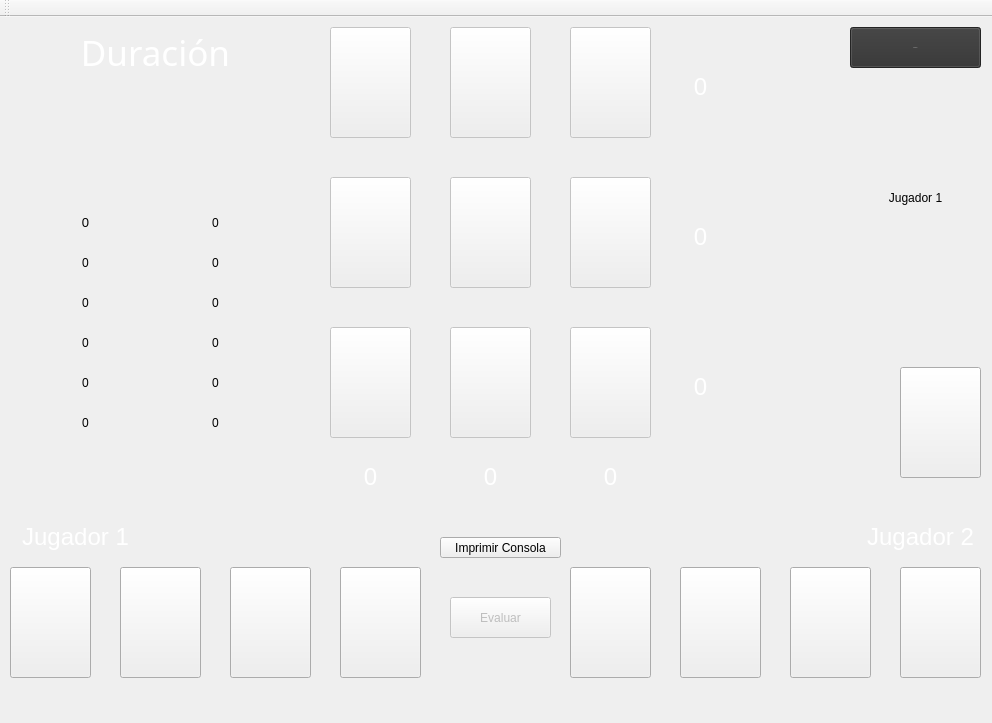
Before: the Qt Designer form JuegoDracula/juego.ui in RARUTO21/ED2016Dracula, drawn with Qt 5.
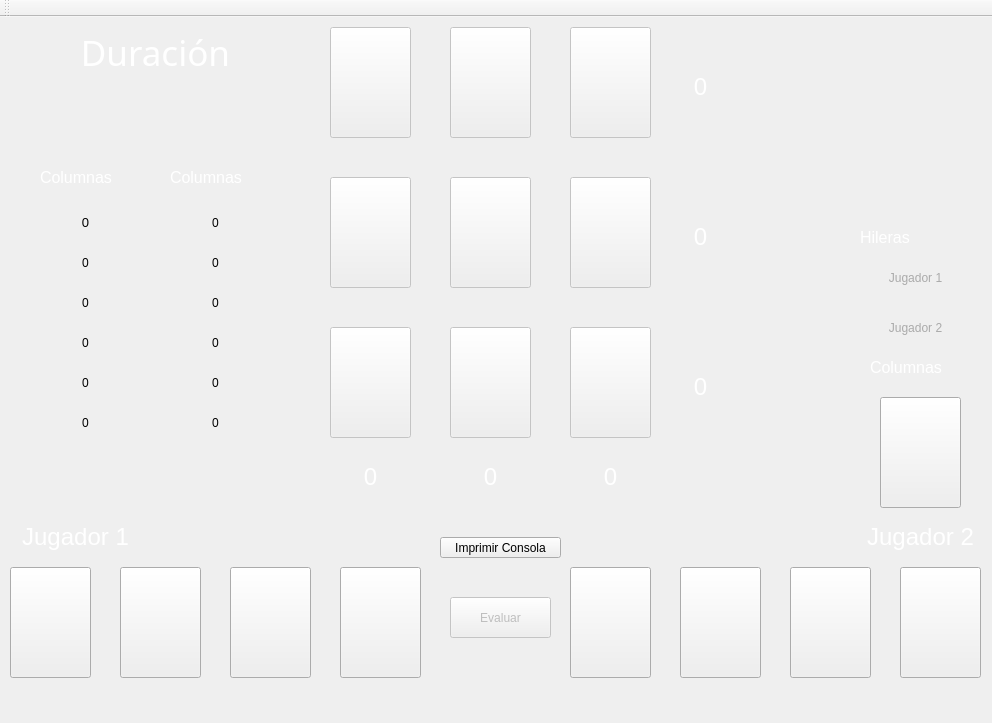
After: the same form once the commit is applied. Icons and pictures are not drawn.

Diff of the .ui file:
```diff
--- a/JuegoDracula/juego.ui
+++ b/JuegoDracula/juego.ui
@@ -298,10 +298,13 @@
     </property>
    </widget>
    <widget class="QPushButton" name="btnMazo">
+    <property name="enabled">
+     <bool>true</bool>
+    </property>
     <property name="geometry">
      <rect>
-      <x>900</x>
-      <y>350</y>
+      <x>880</x>
+      <y>380</y>
       <width>81</width>
       <height>111</height>
      </rect>
@@ -494,209 +497,6 @@
      <bool>false</bool>
     </property>
    </widget>
-   <widget class="QPushButton" name="pushButton">
-    <property name="geometry">
-     <rect>
-      <x>850</x>
-      <y>10</y>
-      <width>131</width>
-      <height>41</height>
-     </rect>
-    </property>
-    <property name="palette">
-     <palette>
-      <active>
-       <colorrole role="WindowText">
-        <brush brushstyle="SolidPattern">
-         <color alpha="255">
-          <red>177</red>
-          <green>177</green>
-          <blue>177</blue>
-         </color>
-        </brush>
-       </colorrole>
-       <colorrole role="Button">
-        <brush brushstyle="SolidPattern">
-         <color alpha="255">
-          <red>50</red>
-          <green>50</green>
-          <blue>50</blue>
-         </color>
-        </brush>
-       </colorrole>
-       <colorrole role="Text">
-        <brush brushstyle="SolidPattern">
-         <color alpha="255">
-          <red>177</red>
-          <green>177</green>
-          <blue>177</blue>
-         </color>
-        </brush>
-       </colorrole>
-       <colorrole role="ButtonText">
-        <brush brushstyle="SolidPattern">
-         <color alpha="255">
-          <red>177</red>
-          <green>177</green>
-          <blue>177</blue>
-         </color>
-        </brush>
-       </colorrole>
-       <colorrole role="Base">
-        <brush brushstyle="SolidPattern">
-         <color alpha="255">
-          <red>50</red>
-          <green>50</green>
-          <blue>50</blue>
-         </color>
-        </brush>
-       </colorrole>
-       <colorrole role="Window">
-        <brush brushstyle="SolidPattern">
-         <color alpha="255">
-          <red>50</red>
-          <green>50</green>
-          <blue>50</blue>
-         </color>
-        </brush>
-       </colorrole>
-      </active>
-      <inactive>
-       <colorrole role="WindowText">
-        <brush brushstyle="SolidPattern">
-         <color alpha="255">
-          <red>177</red>
-          <green>177</green>
-          <blue>177</blue>
-         </color>
-        </brush>
-       </colorrole>
-       <colorrole role="Button">
-        <brush brushstyle="SolidPattern">
-         <color alpha="255">
-          <red>50</red>
-          <green>50</green>
-          <blue>50</blue>
-         </color>
-        </brush>
-       </colorrole>
-       <colorrole role="Text">
-        <brush brushstyle="SolidPattern">
-         <color alpha="255">
-          <red>177</red>
-          <green>177</green>
-          <blue>177</blue>
-         </color>
-        </brush>
-       </colorrole>
-       <colorrole role="ButtonText">
-        <brush brushstyle="SolidPattern">
-         <color alpha="255">
-          <red>177</red>
-          <green>177</green>
-          <blue>177</blue>
-         </color>
-        </brush>
-       </colorrole>
-       <colorrole role="Base">
-        <brush brushstyle="SolidPattern">
-         <color alpha="255">
-          <red>50</red>
-          <green>50</green>
-          <blue>50</blue>
-         </color>
-        </brush>
-       </colorrole>
-       <colorrole role="Window">
-        <brush brushstyle="SolidPattern">
-         <color alpha="255">
-          <red>50</red>
-          <green>50</green>
-          <blue>50</blue>
-         </color>
-        </brush>
-       </colorrole>
-      </inactive>
-      <disabled>
-       <colorrole role="WindowText">
-        <brush brushstyle="SolidPattern">
-         <color alpha="255">
-          <red>64</red>
-          <green>64</green>
-          <blue>64</blue>
-         </color>
-        </brush>
-       </colorrole>
-       <colorrole role="Button">
-        <brush brushstyle="SolidPattern">
-         <color alpha="255">
-          <red>50</red>
-          <green>50</green>
-          <blue>50</blue>
-         </color>
-        </brush>
-       </colorrole>
-       <colorrole role="Text">
-        <brush brushstyle="SolidPattern">
-         <color alpha="255">
-          <red>64</red>
-          <green>64</green>
-          <blue>64</blue>
-         </color>
-        </brush>
-       </colorrole>
-       <colorrole role="ButtonText">
-        <brush brushstyle="SolidPattern">
-         <color alpha="255">
-          <red>64</red>
-          <green>64</green>
-          <blue>64</blue>
-         </color>
-        </brush>
-       </colorrole>
-       <colorrole role="Base">
-        <brush brushstyle="SolidPattern">
-         <color alpha="255">
-          <red>50</red>
-          <green>50</green>
-          <blue>50</blue>
-         </color>
-        </brush>
-       </colorrole>
-       <colorrole role="Window">
-        <brush brushstyle="SolidPattern">
-         <color alpha="255">
-          <red>50</red>
-          <green>50</green>
-          <blue>50</blue>
-         </color>
-        </brush>
-       </colorrole>
-      </disabled>
-     </palette>
-    </property>
-    <property name="font">
-     <font>
-      <pointsize>-1</pointsize>
-     </font>
-    </property>
-    <property name="autoFillBackground">
-     <bool>false</bool>
-    </property>
-    <property name="text">
-     <string>Deshacer</string>
-    </property>
-    <property name="icon">
-     <iconset resource="images.qrc">
-      <normaloff>:/other/cards/undo.png</normaloff>:/other/cards/undo.png</iconset>
-    </property>
-    <property name="iconSize">
-     <size>
-      <width>20</width>
-      <height>50</height>
-     </size>
-    </property>
-   </widget>
    <widget class="QPushButton" name="btnCarta4Jugador2">
     <property name="geometry">
      <rect>
@@ -1355,14 +1155,189 @@
     <property name="geometry">
      <rect>
       <x>870</x>
-      <y>160</y>
+      <y>240</y>
       <width>91</width>
       <height>41</height>
      </rect>
     </property>
+    <property name="palette">
+     <palette>
+      <active>
+       <colorrole role="WindowText">
+        <brush brushstyle="SolidPattern">
+         <color alpha="255">
+          <red>170</red>
+          <green>170</green>
+          <blue>170</blue>
+         </color>
+        </brush>
+       </colorrole>
+       <colorrole role="Button">
+        <brush brushstyle="SolidPattern">
+         <color alpha="255">
+          <red>50</red>
+          <green>50</green>
+          <blue>50</blue>
+         </color>
+        </brush>
+       </colorrole>
+       <colorrole role="Text">
+        <brush brushstyle="SolidPattern">
+         <color alpha="255">
+          <red>170</red>
+          <green>170</green>
+          <blue>170</blue>
+         </color>
+        </brush>
+       </colorrole>
+       <colorrole role="ButtonText">
+        <brush brushstyle="SolidPattern">
+         <color alpha="255">
+          <red>170</red>
+          <green>170</green>
+          <blue>170</blue>
+         </color>
+        </brush>
+       </colorrole>
+       <colorrole role="Base">
+        <brush brushstyle="SolidPattern">
+         <color alpha="255">
+          <red>50</red>
+          <green>50</green>
+          <blue>50</blue>
+         </color>
+        </brush>
+       </colorrole>
+       <colorrole role="Window">
+        <brush brushstyle="SolidPattern">
+         <color alpha="255">
+          <red>50</red>
+          <green>50</green>
+          <blue>50</blue>
+         </color>
+        </brush>
+       </colorrole>
+      </active>
+      <inactive>
+       <colorrole role="WindowText">
+        <brush brushstyle="SolidPattern">
+         <color alpha="255">
+          <red>170</red>
+          <green>170</green>
+          <blue>170</blue>
+         </color>
+        </brush>
+       </colorrole>
+       <colorrole role="Button">
+        <brush brushstyle="SolidPattern">
+         <color alpha="255">
+          <red>50</red>
+          <green>50</green>
+          <blue>50</blue>
+         </color>
+        </brush>
+       </colorrole>
+       <colorrole role="Text">
+        <brush brushstyle="SolidPattern">
+         <color alpha="255">
+          <red>170</red>
+          <green>170</green>
+          <blue>170</blue>
+         </color>
+        </brush>
+       </colorrole>
+       <colorrole role="ButtonText">
+        <brush brushstyle="SolidPattern">
+         <color alpha="255">
+          <red>170</red>
+          <green>170</green>
+          <blue>170</blue>
+         </color>
+        </brush>
+       </colorrole>
+       <colorrole role="Base">
+        <brush brushstyle="SolidPattern">
+         <color alpha="255">
+          <red>50</red>
+          <green>50</green>
+          <blue>50</blue>
+         </color>
+        </brush>
+       </colorrole>
+       <colorrole role="Window">
+        <brush brushstyle="SolidPattern">
+         <color alpha="255">
+          <red>50</red>
+          <green>50</green>
+          <blue>50</blue>
+         </color>
+        </brush>
+       </colorrole>
+      </inactive>
+      <disabled>
+       <colorrole role="WindowText">
+        <brush brushstyle="SolidPattern">
+         <color alpha="255">
+          <red>64</red>
+          <green>64</green>
+          <blue>64</blue>
+         </color>
+        </brush>
+       </colorrole>
+       <colorrole role="Button">
+        <brush brushstyle="SolidPattern">
+         <color alpha="255">
+          <red>50</red>
+          <green>50</green>
+          <blue>50</blue>
+         </color>
+        </brush>
+       </colorrole>
+       <colorrole role="Text">
+        <brush brushstyle="SolidPattern">
+         <color alpha="255">
+          <red>64</red>
+          <green>64</green>
+          <blue>64</blue>
+         </color>
+        </brush>
+       </colorrole>
+       <colorrole role="ButtonText">
+        <brush brushstyle="SolidPattern">
+         <color alpha="255">
+          <red>64</red>
+          <green>64</green>
+          <blue>64</blue>
+         </color>
+        </brush>
+       </colorrole>
+       <colorrole role="Base">
+        <brush brushstyle="SolidPattern">
+         <color alpha="255">
+          <red>50</red>
+          <green>50</green>
+          <blue>50</blue>
+         </color>
+        </brush>
+       </colorrole>
+       <colorrole role="Window">
+        <brush brushstyle="SolidPattern">
+         <color alpha="255">
+          <red>50</red>
+          <green>50</green>
+          <blue>50</blue>
+         </color>
+        </brush>
+       </colorrole>
+      </disabled>
+     </palette>
+    </property>
     <property name="frameShape">
      <enum>QFrame::NoFrame</enum>
     </property>
+    <property name="frameShadow">
+     <enum>QFrame::Sunken</enum>
+    </property>
     <property name="text">
      <string>Jugador 1</string>
     </property>
@@ -1380,7 +1355,7 @@
     <property name="geometry">
      <rect>
       <x>870</x>
-      <y>240</y>
+      <y>290</y>
       <width>91</width>
       <height>41</height>
      </rect>
@@ -1563,8 +1538,11 @@
     <property name="frameShape">
      <enum>QFrame::NoFrame</enum>
     </property>
+    <property name="frameShadow">
+     <enum>QFrame::Sunken</enum>
+    </property>
     <property name="text">
-     <string/>
+     <string>Jugador 2</string>
     </property>
     <property name="scaledContents">
      <bool>true</bool>
@@ -1576,6 +1554,97 @@
      <bool>false</bool>
     </property>
    </widget>
+   <widget class="QLabel" name="lblColumnas">
+    <property name="geometry">
+     <rect>
+      <x>40</x>
+      <y>150</y>
+      <width>101</width>
+      <height>21</height>
+     </rect>
+    </property>
+    <property name="font">
+     <font>
+      <pointsize>12</pointsize>
+     </font>
+    </property>
+    <property name="text">
+     <string>&lt;html&gt;&lt;head/&gt;&lt;body&gt;&lt;p&gt;&lt;span style=&quot; color:#ffffff;&quot;&gt;Columnas&lt;/span&gt;&lt;/p&gt;&lt;/body&gt;&lt;/html&gt;</string>
+    </property>
+   </widget>
+   <widget class="QLabel" name="lblHileras">
+    <property name="geometry">
+     <rect>
+      <x>170</x>
+      <y>150</y>
+      <width>101</width>
+      <height>21</height>
+     </rect>
+    </property>
+    <property name="font">
+     <font>
+      <pointsize>12</pointsize>
+     </font>
+    </property>
+    <property name="text">
+     <string>&lt;html&gt;&lt;head/&gt;&lt;body&gt;&lt;p&gt;&lt;span style=&quot; color:#ffffff;&quot;&gt;Columnas&lt;/span&gt;&lt;/p&gt;&lt;/body&gt;&lt;/html&gt;</string>
+    </property>
+   </widget>
+   <widget class="QLabel" name="lblHileras_2">
+    <property name="geometry">
+     <rect>
+      <x>860</x>
+      <y>210</y>
+      <width>101</width>
+      <height>21</height>
+     </rect>
+    </property>
+    <property name="font">
+     <font>
+      <pointsize>12</pointsize>
+     </font>
+    </property>
+    <property name="text">
+     <string>&lt;html&gt;&lt;head/&gt;&lt;body&gt;&lt;p&gt;&lt;span style=&quot; color:#ffffff;&quot;&gt;Hileras&lt;/span&gt;&lt;/p&gt;&lt;/body&gt;&lt;/html&gt;</string>
+    </property>
+   </widget>
+   <widget class="QLabel" name="lblColumnas_2">
+    <property name="geometry">
+     <rect>
+      <x>870</x>
+      <y>340</y>
+      <width>101</width>
+      <height>21</height>
+     </rect>
+    </property>
+    <property name="font">
+     <font>
+      <pointsize>12</pointsize>
+     </font>
+    </property>
+    <property name="text">
+     <string>&lt;html&gt;&lt;head/&gt;&lt;body&gt;&lt;p&gt;&lt;span style=&quot; color:#ffffff;&quot;&gt;Columnas&lt;/span&gt;&lt;/p&gt;&lt;/body&gt;&lt;/html&gt;</string>
+    </property>
+   </widget>
+   <widget class="QLabel" name="label">
+    <property name="geometry">
+     <rect>
+      <x>760</x>
+      <y>30</y>
+      <width>221</width>
+      <height>131</height>
+     </rect>
+    </property>
+    <property name="text">
+     <string/>
+    </property>
+    <property name="pixmap">
+     <pixmap resource="images.qrc">:/other/logo.png</pixmap>
+    </property>
+    <property name="scaledContents">
+     <bool>true</bool>
+    </property>
+   </widget>
   </widget>
   <widget class="QMenuBar" name="menuBar">
    <property name="geometry">
```
Left out of the diff: 2 changed lines with no effect on the pictures.
